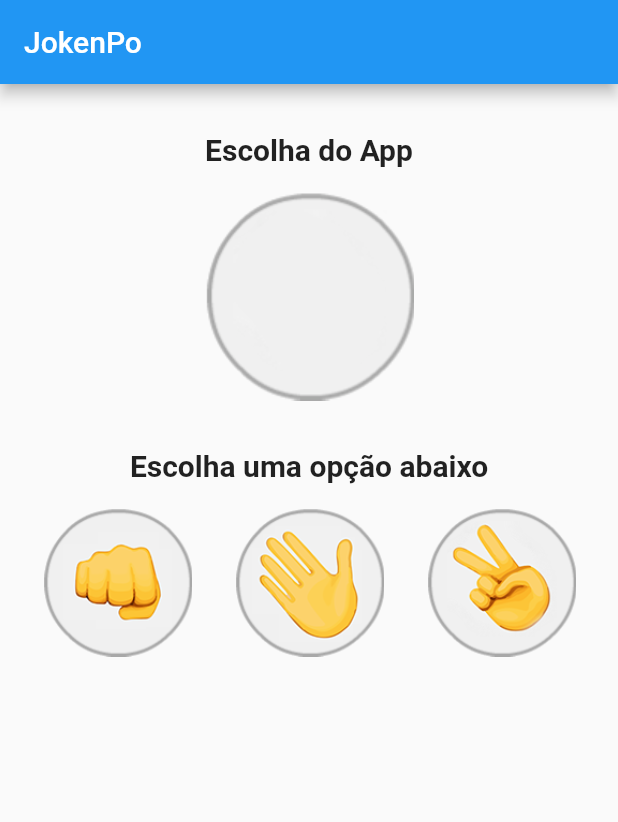
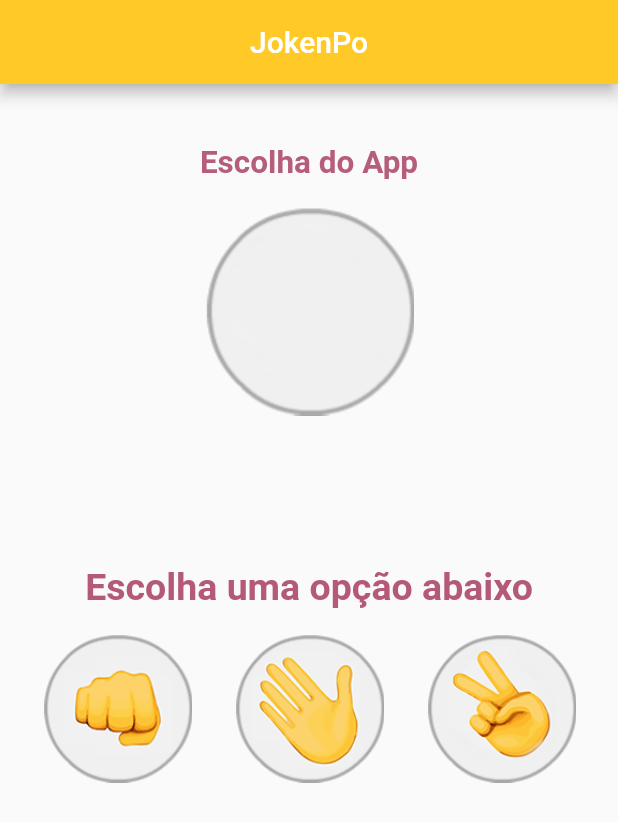
Before and after one commit to daniellegmborges/cursoUdemy, a Flutter app: the screen it shows after launch, on a phone screen of 412 x 824 dp. Shown: the top 822 px of the screen. Run offline on Flutter 3.47's test engine with Material 2 defaults, Android fonts, the phone set to English and light mode, and no system bars.

Commit message:
Final do App Joken Po

```diff
--- a/lib/src/app_aula69_jokenPo.dart
+++ b/lib/src/app_aula69_jokenPo.dart
@@ -89,6 +89,8 @@ class _JogoState extends State<Jogo> {
     return Scaffold(
       appBar: AppBar(
         title: Text("JokenPo"),
+        centerTitle: true,
+        backgroundColor: Colors.amber[400],
       ),
 
       body: Column(
@@ -101,13 +103,14 @@ class _JogoState extends State<Jogo> {
 
           //para criar um texto com espaçamento dentro da coluna
           Padding(
-            padding: EdgeInsets.only(top: 32, bottom: 16),
+            padding: EdgeInsets.only(top: 40, bottom: 16),
             child: Text(
               "Escolha do App",
               textAlign: TextAlign.center,
               style: TextStyle(
-                fontSize: 20,
-                fontWeight: FontWeight.bold
+                fontSize: 21,
+                fontWeight: FontWeight.bold,
+                color: Color.fromARGB(250, 180, 90, 120)
               ),
             ),
           ),
@@ -117,14 +120,15 @@ class _JogoState extends State<Jogo> {
 
 
           Padding(
-            padding: EdgeInsets.only(top: 32, bottom: 16),
+            padding: EdgeInsets.only(top: 100, bottom: 16),
             child: Text(
           //mensagem de escolha do app "Escolha uma opção abaixo"
               this._mensagem,
               textAlign: TextAlign.center,
               style: TextStyle(
-                  fontSize: 20,
-                  fontWeight: FontWeight.bold
+                  fontSize: 25,
+                  fontWeight: FontWeight.bold,
+                  color: Color.fromARGB(255, 180, 90, 120)
               ),
             ),
           ),
```
